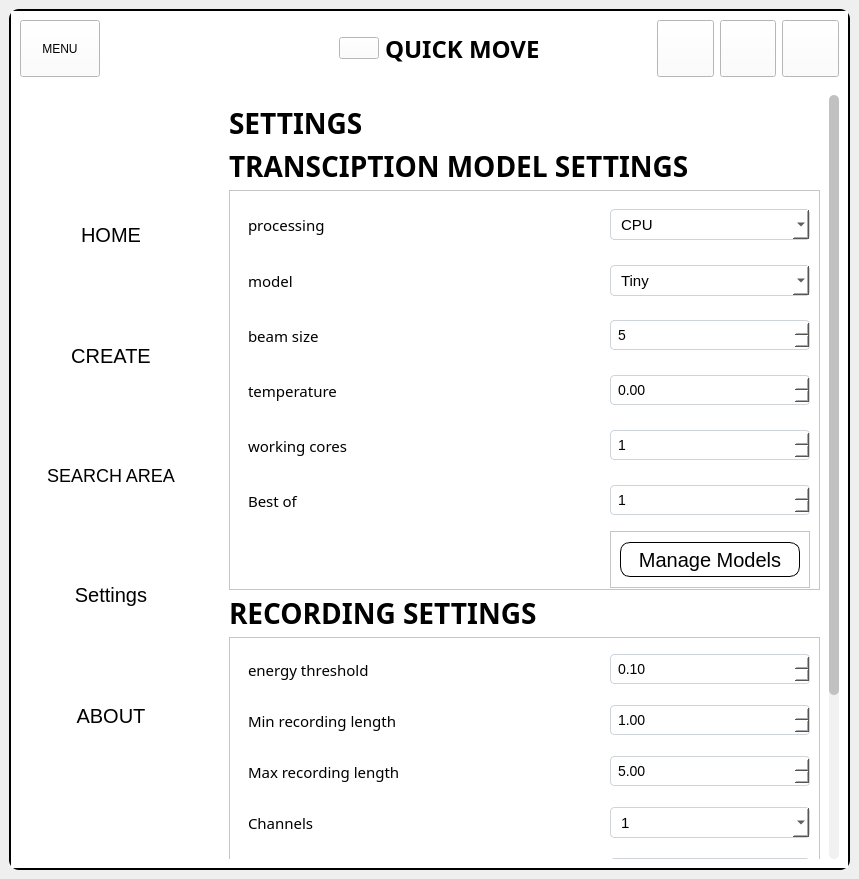
Old version of the form ui/MainWindow.ui in the repository Achu-Worifung/quickMove.
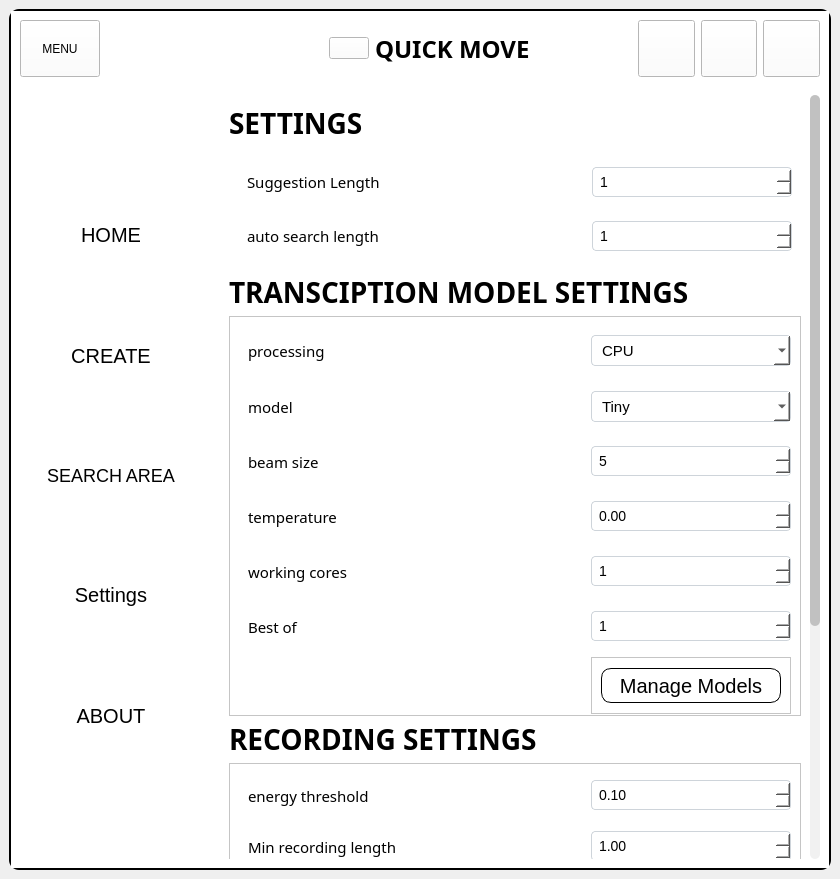
New version of the form. The open tabs and pages were chosen to show the change. Icons and pictures are not drawn.

Commit message: added new settings --added max suggesiont count for suggestion dropdown --added setting for auto search for auto search result count

The edit to the form file:
```diff
--- a/ui/MainWindow.ui
+++ b/ui/MainWindow.ui
@@ -6,7 +6,7 @@
    <rect>
     <x>0</x>
     <y>0</y>
-    <width>859</width>
+    <width>840</width>
     <height>879</height>
    </rect>
   </property>
@@ -83,8 +83,8 @@
 
 </string>
    </property>
-   <layout class="QGridLayout" name="gridLayout_2">
-    <item row="0" column="0">
+   <layout class="QVBoxLayout" name="verticalLayout">
+    <item>
      <widget class="QFrame" name="frame">
       <property name="styleSheet">
        <string notr="true">QFrame#frame{
@@ -2362,8 +2362,8 @@
                   <rect>
                    <x>0</x>
                    <y>0</y>
-                   <width>609</width>
-                   <height>967</height>
+                   <width>590</width>
+                   <height>1093</height>
                   </rect>
                  </property>
                  <layout class="QVBoxLayout" name="verticalLayout_8">
@@ -2392,6 +2392,178 @@
                     </property>
                    </widget>
                   </item>
+                  <item>
+                   <widget class="QWidget" name="suggestions" native="true">
+                    <property name="sizePolicy">
+                     <sizepolicy hsizetype="Preferred" vsizetype="MinimumExpanding">
+                      <horstretch>0</horstretch>
+                      <verstretch>0</verstretch>
+                     </sizepolicy>
+                    </property>
+                    <property name="minimumSize">
+                     <size>
+                      <width>0</width>
+                      <height>120</height>
+                     </size>
+                    </property>
+                    <layout class="QGridLayout" name="gridLayout_2">
+                     <item row="0" column="0">
+                      <widget class="QWidget" name="widget_37" native="true">
+                       <layout class="QHBoxLayout" name="horizontalLayout_34">
+                        <item>
+                         <widget class="QLabel" name="label_31">
+                          <property name="font">
+                           <font>
+                            <family>MS Shell Dig 2</family>
+                            <pointsize>-1</pointsize>
+                           </font>
+                          </property>
+                          <property name="text">
+                           <string>Suggestion Length</string>
+                          </property>
+                         </widget>
+                        </item>
+                        <item>
+                         <widget class="QPushButton" name="pushButton_27">
+                          <property name="cursor">
+                           <cursorShape>WhatsThisCursor</cursorShape>
+                          </property>
+                          <property name="toolTip">
+                           <string>length of suggestions during search</string>
+                          </property>
+                          <property name="text">
+                           <string/>
+                          </property>
+                          <property name="icon">
+                           <iconset>
+                            <normaloff>../Icons/4470663_description_about_app_web_info_icon.ico</normaloff>../Icons/4470663_description_about_app_web_info_icon.ico</iconset>
+                          </property>
+                          <property name="iconSize">
+                           <size>
+                            <width>25</width>
+                            <height>25</height>
+                           </size>
+                          </property>
+                         </widget>
+                        </item>
+                        <item>
+                         <spacer name="horizontalSpacer_20">
+                          <property name="orientation">
+                           <enum>Qt::Horizontal</enum>
+                          </property>
+                          <property name="sizeHint" stdset="0">
+                           <size>
+                            <width>227</width>
+                            <height>20</height>
+                           </size>
+                          </property>
+                         </spacer>
+                        </item>
+                       </layout>
+                      </widget>
+                     </item>
+                     <item row="0" column="1">
+                      <widget class="QSpinBox" name="suggestion_length">
+                       <property name="sizePolicy">
+                        <sizepolicy hsizetype="Preferred" vsizetype="Fixed">
+                         <horstretch>0</horstretch>
+                         <verstretch>0</verstretch>
+                        </sizepolicy>
+                       </property>
+                       <property name="minimumSize">
+                        <size>
+                         <width>200</width>
+                         <height>0</height>
+                        </size>
+                       </property>
+                       <property name="minimum">
+                        <number>1</number>
+                       </property>
+                       <property name="maximum">
+                        <number>10</number>
+                       </property>
+                      </widget>
+                     </item>
+                     <item row="1" column="0">
+                      <widget class="QWidget" name="widget_38" native="true">
+                       <layout class="QHBoxLayout" name="horizontalLayout_35">
+                        <item>
+                         <widget class="QLabel" name="label_32">
+                          <property name="font">
+                           <font>
+                            <family>MS Shell Dig 2</family>
+                            <pointsize>-1</pointsize>
+                           </font>
+                          </property>
+                          <property name="text">
+                           <string>auto search length</string>
+                          </property>
+                         </widget>
+                        </item>
+                        <item>
+                         <widget class="QPushButton" name="pushButton_28">
+                          <property name="cursor">
+                           <cursorShape>WhatsThisCursor</cursorShape>
+                          </property>
+                          <property name="toolTip">
+                           <string>number of results returned by auto search</string>
+                          </property>
+                          <property name="text">
+                           <string/>
+                          </property>
+                          <property name="icon">
+                           <iconset>
+                            <normaloff>../Icons/4470663_description_about_app_web_info_icon.ico</normaloff>../Icons/4470663_description_about_app_web_info_icon.ico</iconset>
+                          </property>
+                          <property name="iconSize">
+                           <size>
+                            <width>25</width>
+                            <height>25</height>
+                           </size>
+                          </property>
+                         </widget>
+                        </item>
+                        <item>
+                         <spacer name="horizontalSpacer_21">
+                          <property name="orientation">
+                           <enum>Qt::Horizontal</enum>
+                          </property>
+                          <property name="sizeHint" stdset="0">
+                           <size>
+                            <width>227</width>
+                            <height>20</height>
+                           </size>
+                          </property>
+                         </spacer>
+                        </item>
+                       </layout>
+                      </widget>
+                     </item>
+                     <item row="1" column="1">
+                      <widget class="QSpinBox" name="auto_length">
+                       <property name="sizePolicy">
+                        <sizepolicy hsizetype="Preferred" vsizetype="Fixed">
+                         <horstretch>0</horstretch>
+                         <verstretch>0</verstretch>
+                        </sizepolicy>
+                       </property>
+                       <property name="minimumSize">
+                        <size>
+                         <width>200</width>
+                         <height>0</height>
+                        </size>
+                       </property>
+                       <property name="minimum">
+                        <number>1</number>
+                       </property>
+                       <property name="maximum">
+                        <number>10</number>
+                       </property>
+                      </widget>
+                     </item>
+                    </layout>
+                   </widget>
+                  </item>
                   <item>
                    <widget class="QLabel" name="label_4">
                     <property name="minimumSize">
```
Left out of the diff: 58 changed lines with no effect on the pictures. The commit also changes 5 other files.
